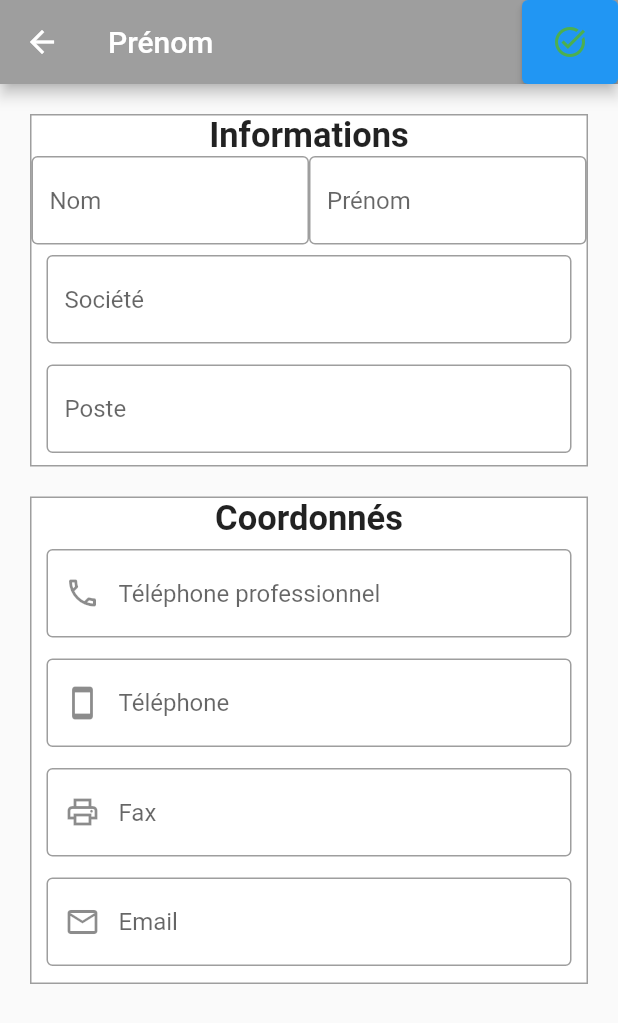
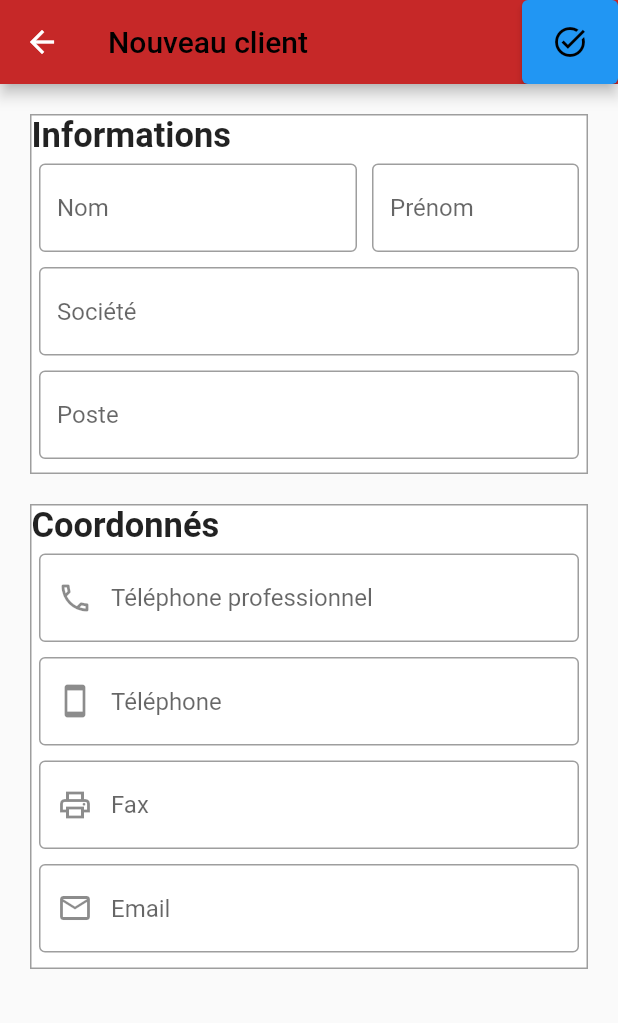
Before and after one commit to Amaukill/gestionnaire_de_client, a Flutter app: the screen it shows after launch, after a tap on the "add" icon, on a phone screen of 412 x 824 dp. Shown: the top 1023 px of the screen. Run offline on Flutter 3.47's test engine with Material 2 defaults, Android fonts, the phone set to English and light mode, and no system bars; our stand-ins replace get.

Commit message:
Update formulaire.dart

```diff
--- a/lib/contact/details/formulaire.dart
+++ b/lib/contact/details/formulaire.dart
@@ -19,13 +19,16 @@ class FormClient extends StatelessWidget {
   Widget build(BuildContext context) {
     return Scaffold(
       appBar: AppBar(
-        title: Text(client.firstName),
-        backgroundColor: Colors.grey,
+        title: Text(
+          title,
+          style: const TextStyle(color: Colors.black),
+        ),
+        backgroundColor: Colors.red.shade800,
         actions: <Widget>[
           ElevatedButton(
             child: const Icon(
               Icons.task_alt_outlined,
-              color: Colors.green,
+              color: Colors.black,
             ),
             onPressed: () {
               if (_formKey.currentState!.validate()) {
@@ -48,7 +51,7 @@ class FormClient extends StatelessWidget {
               padding: const EdgeInsets.only(left: 20, right: 20, top: 20),
               child: Container(
                 width: 700,
-                height: 235,
+                height: 240,
                 decoration: BoxDecoration(
                   color: Colors.white,
                   border: Border.all(
@@ -57,6 +60,7 @@ class FormClient extends StatelessWidget {
                   ),
                 ),
                 child: Column(
+                  crossAxisAlignment: CrossAxisAlignment.start,
                   children: [
                     const Text(
                       'Informations',
@@ -66,6 +70,10 @@ class FormClient extends StatelessWidget {
                     Row(
                       children: <Widget>[
                         Flexible(
+                          flex: 6,
+                          child: Padding(
+                            padding: const EdgeInsets.symmetric(
+                                horizontal: 5, vertical: 5),
                             child: TextFormField(
                               decoration: InputDecoration(
                                 border: const OutlineInputBorder(),
@@ -84,7 +92,12 @@ class FormClient extends StatelessWidget {
                               },
                             ),
                           ),
+                        ),
                         Flexible(
+                          flex: 4,
+                          child: Padding(
+                            padding: const EdgeInsets.symmetric(
+                                horizontal: 5, vertical: 5),
                             child: TextFormField(
                               decoration: InputDecoration(
                                 border: const OutlineInputBorder(),
@@ -103,11 +116,12 @@ class FormClient extends StatelessWidget {
                               },
                             ),
                           ),
+                        ),
                       ],
                     ),
                     Padding(
                       padding: const EdgeInsets.symmetric(
-                          horizontal: 10, vertical: 7),
+                          horizontal: 5, vertical: 5),
                       child: TextFormField(
                           decoration: InputDecoration(
                             border: const OutlineInputBorder(),
@@ -123,7 +137,7 @@ class FormClient extends StatelessWidget {
                     ),
                     Padding(
                       padding: const EdgeInsets.symmetric(
-                          horizontal: 10, vertical: 7),
+                          horizontal: 5, vertical: 5),
                       child: TextFormField(
                           decoration: InputDecoration(
                             border: const OutlineInputBorder(),
@@ -145,7 +159,7 @@ class FormClient extends StatelessWidget {
               padding: const EdgeInsets.only(left: 20, right: 20, top: 20),
               child: Container(
                 width: 700,
-                height: 325,
+                height: 310,
                 decoration: BoxDecoration(
                   color: Colors.white,
                   border: Border.all(
@@ -154,6 +168,7 @@ class FormClient extends StatelessWidget {
                   ),
                 ),
                 child: Column(
+                  crossAxisAlignment: CrossAxisAlignment.start,
                   children: [
                     const Text(
                       'Coordonnés',
@@ -162,7 +177,7 @@ class FormClient extends StatelessWidget {
                     ),
                     Padding(
                       padding: const EdgeInsets.symmetric(
-                          horizontal: 10, vertical: 7),
+                          horizontal: 5, vertical: 5),
                       child: TextField(
                         decoration: InputDecoration(
                           border: const OutlineInputBorder(),
@@ -175,7 +190,7 @@ class FormClient extends StatelessWidget {
                     ),
                     Padding(
                       padding: const EdgeInsets.symmetric(
-                          horizontal: 10, vertical: 7),
+                          horizontal: 5, vertical: 5),
                       child: TextFormField(
                           decoration: InputDecoration(
                             border: const OutlineInputBorder(),
@@ -198,7 +213,7 @@ class FormClient extends StatelessWidget {
                     ),
                     Padding(
                       padding: const EdgeInsets.symmetric(
-                          horizontal: 10, vertical: 7),
+                          horizontal: 5, vertical: 5),
                       child: TextFormField(
                           decoration: InputDecoration(
                             border: const OutlineInputBorder(),
@@ -221,7 +236,7 @@ class FormClient extends StatelessWidget {
                     ),
                     Padding(
                       padding: const EdgeInsets.symmetric(
-                          horizontal: 10, vertical: 7),
+                          horizontal: 5, vertical: 5),
                       child: TextFormField(
                           decoration: InputDecoration(
                             border: const OutlineInputBorder(),
```
Lines whose indentation alone changed are shown as unchanged.
